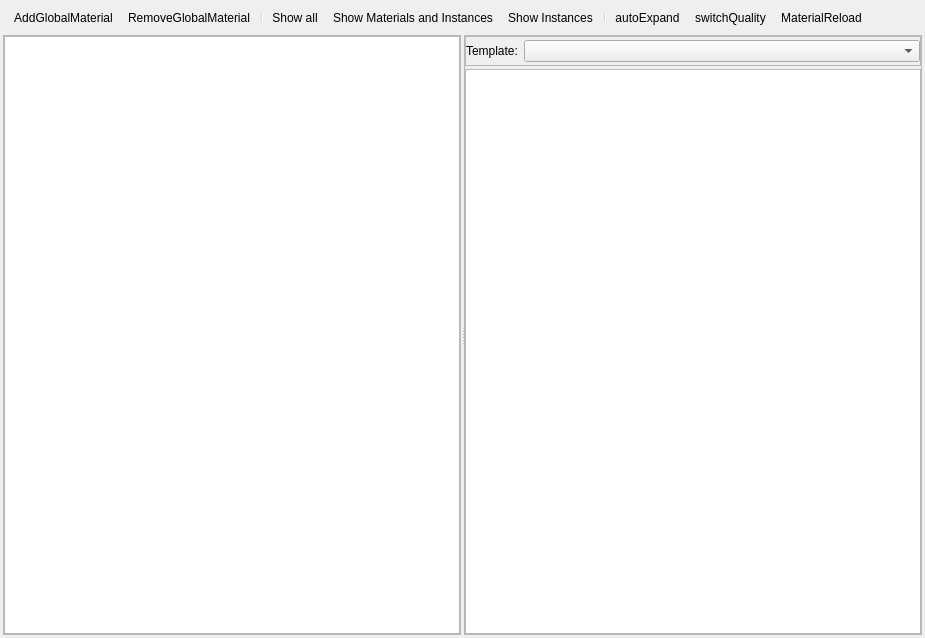
Old version of the form Tools/ResourceEditor/DataQt/materialeditor.ui in the repository xaoctech/dava.engine.
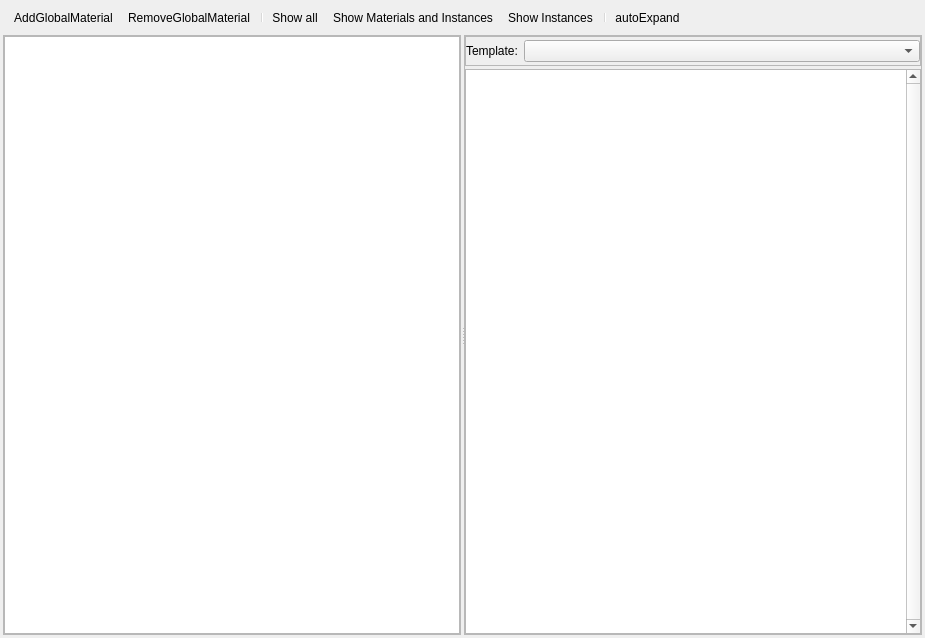
New version of the form. Icons and pictures are not drawn. Custom widgets are drawn as their Qt base class.

What changed in the file:
```diff
--- a/Tools/ResourceEditor/DataQt/materialeditor.ui
+++ b/Tools/ResourceEditor/DataQt/materialeditor.ui
@@ -49,8 +49,6 @@
      <addaction name="actionInstances"/>
      <addaction name="separator"/>
      <addaction name="actionAutoExpand"/>
-     <addaction name="actionSwitchQuality"/>
-     <addaction name="actionMaterialReload"/>
     </widget>
    </item>
    <item>
@@ -173,7 +171,11 @@
         </widget>
        </item>
        <item>
-        <widget class="QtPropertyEditor" name="materialProperty"/>
+        <widget class="QtPropertyEditor" name="materialProperty">
+         <property name="verticalScrollBarPolicy">
+          <enum>Qt::ScrollBarAlwaysOn</enum>
+         </property>
+        </widget>
        </item>
       </layout>
      </widget>
@@ -195,16 +197,6 @@
     <string>Turn on/off automatin node expanding</string>
    </property>
   </action>
-  <action name="actionSwitchQuality">
-   <property name="text">
-    <string>switchQuality</string>
-   </property>
-  </action>
-  <action name="actionMaterialReload">
-   <property name="text">
-    <string>MaterialReload</string>
-   </property>
-  </action>
   <action name="actionAddGlobalMaterial">
    <property name="icon">
     <iconset resource="QtIcons.qrc">
```
Left out of the diff: 43 changed lines with no effect on the pictures.
